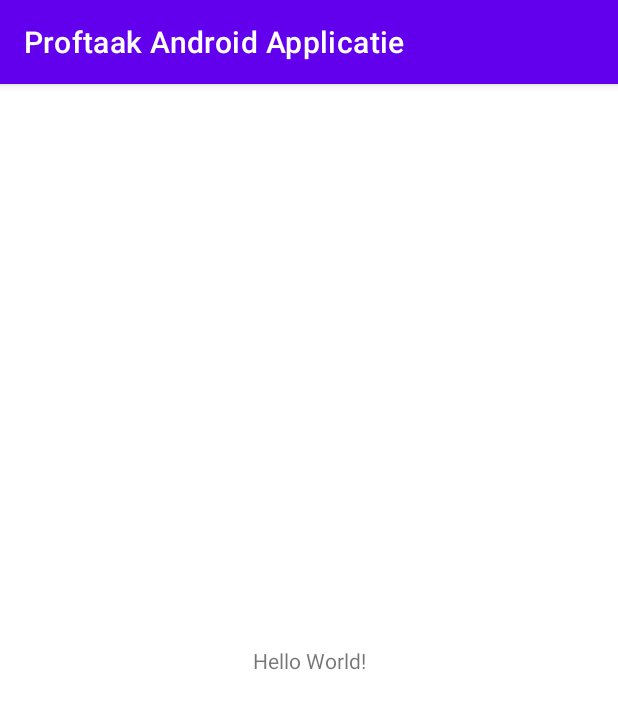
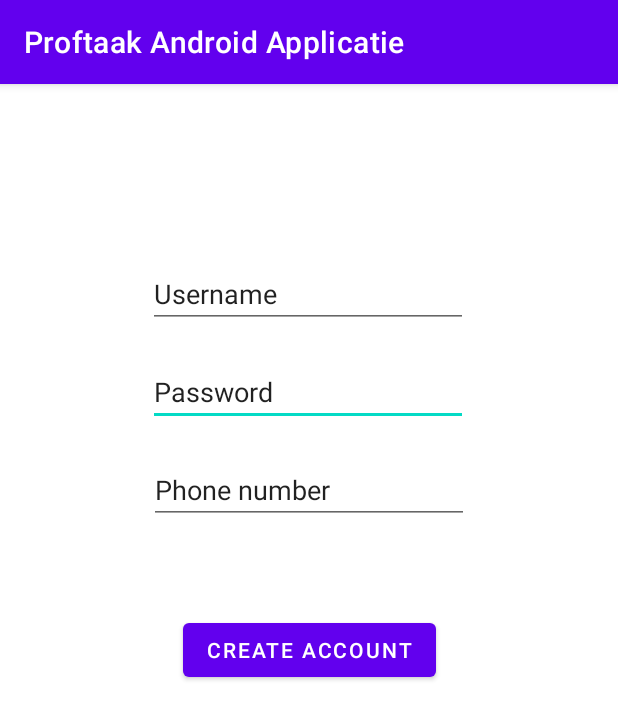
Before and after one commit to ebekoudijs/Proftaak_Android_Applicatie, an Android app: the screen it shows after launch (MainActivity), on a phone screen of 412 x 824 dp. Shown: the top 719 px of the screen. Run offline under Robolectric (Android 15) with nearby library versions, the phone set to English and light mode, and no system bars.

Commit message:
account creatie

```diff
--- a/app/build.gradle
+++ b/app/build.gradle
@@ -36,4 +36,5 @@ dependencies {
     testImplementation 'junit:junit:4.+'
     androidTestImplementation 'androidx.test.ext:junit:1.1.2'
     androidTestImplementation 'androidx.test.espresso:espresso-core:3.3.0'
+    implementation 'com.google.code.gson:gson:2.8.6'
 }
--- a/app/src/main/res/layout/activity_main.xml
+++ b/app/src/main/res/layout/activity_main.xml
@@ -6,13 +6,53 @@
     android:layout_height="match_parent"
     tools:context=".MainActivity">
 
-    <TextView
+    <Button
+        android:id="@+id/buttonCreate"
         android:layout_width="wrap_content"
         android:layout_height="wrap_content"
-        android:text="Hello World!"
+        android:layout_marginTop="60dp"
+        android:text="Create account"
+        app:layout_constraintEnd_toEndOf="parent"
+        app:layout_constraintStart_toStartOf="parent"
+        app:layout_constraintTop_toBottomOf="@+id/editTextPhoneNumber" />
+
+    <EditText
+        android:id="@+id/editTextPassword"
+        android:layout_width="wrap_content"
+        android:layout_height="wrap_content"
+        android:layout_marginTop="20dp"
+        android:ems="10"
+        android:inputType="textPersonName"
+        android:text="Password"
+        app:layout_constraintEnd_toEndOf="parent"
+        app:layout_constraintHorizontal_bias="0.496"
+        app:layout_constraintStart_toStartOf="parent"
+        app:layout_constraintTop_toBottomOf="@+id/editTextUsername" />
+
+    <EditText
+        android:id="@+id/editTextUsername"
+        android:layout_width="wrap_content"
+        android:layout_height="wrap_content"
+        android:ems="10"
+        android:inputType="textPersonName"
+        android:text="Username"
         app:layout_constraintBottom_toBottomOf="parent"
-        app:layout_constraintLeft_toLeftOf="parent"
-        app:layout_constraintRight_toRightOf="parent"
-        app:layout_constraintTop_toTopOf="parent" />
+        app:layout_constraintEnd_toEndOf="parent"
+        app:layout_constraintHorizontal_bias="0.496"
+        app:layout_constraintStart_toStartOf="parent"
+        app:layout_constraintTop_toTopOf="parent"
+        app:layout_constraintVertical_bias="0.162" />
+
+    <EditText
+        android:id="@+id/editTextPhoneNumber"
+        android:layout_width="wrap_content"
+        android:layout_height="wrap_content"
+        android:layout_marginTop="20dp"
+        android:ems="10"
+        android:inputType="textPersonName"
+        android:text="Phone number"
+        app:layout_constraintEnd_toEndOf="parent"
+        app:layout_constraintStart_toStartOf="parent"
+        app:layout_constraintTop_toBottomOf="@+id/editTextPassword" />
 
 </androidx.constraintlayout.widget.ConstraintLayout>
```
Also changed, not shown: app/src/main/java/com/ebekoudijs/proftaakandroidapplicatie/MainActivity.java (+61 -0 lines), app/src/main/java/com/ebekoudijs/proftaakandroidapplicatie/User.java (added, +13 -0 lines).
